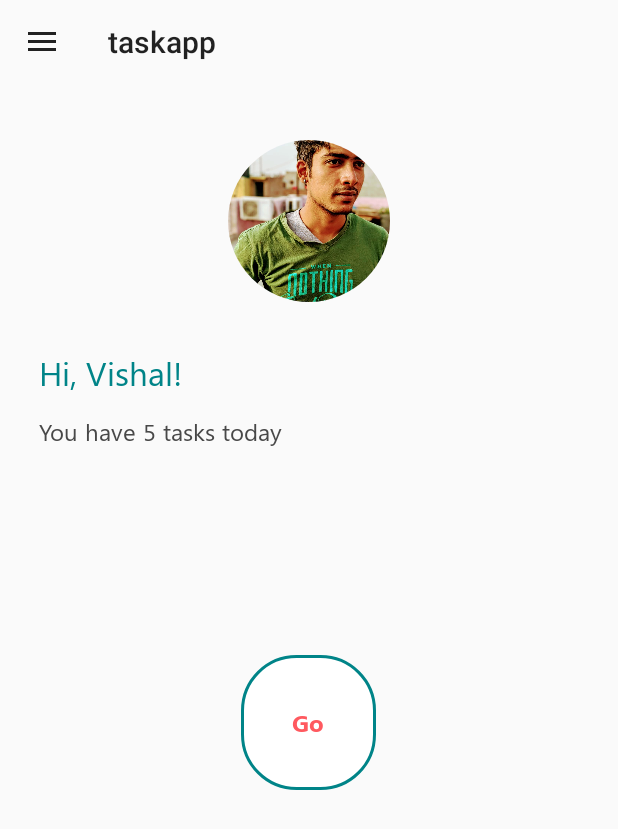
After one commit to GREENTECK9810/taskAndroid, an Android app: the HomePage screen opened directly, with no data from a screen before it, on a phone screen of 412 x 824 dp. The commit adds this screen. Shown: the top 829 px of the screen. Run offline under Robolectric (Android 15) with nearby library versions, the phone set to English and light mode, and no system bars; our stand-ins replace CircleImageView.

Commit message:
homepage and drawer activity added

```diff
--- a/app/build.gradle
+++ b/app/build.gradle
@@ -23,9 +23,12 @@ dependencies {
     implementation 'com.android.support:appcompat-v7:28.0.0'
     implementation 'com.android.support.constraint:constraint-layout:1.1.3'
     implementation 'com.android.support:support-v4:28.0.0'
+    implementation 'androidx.appcompat:appcompat:1.0.0-alpha1'
+    implementation 'androidx.constraintlayout:constraintlayout:1.1.2'
     testImplementation 'junit:junit:4.12'
     androidTestImplementation 'com.android.support.test:runner:1.0.2'
     androidTestImplementation 'com.android.support.test.espresso:espresso-core:3.0.2'
     implementation 'com.android.support:design:28.0.0'
     implementation 'com.google.android.material:material:1.0.0'
+    implementation 'de.hdodenhof:circleimageview:3.1.0'
 }
--- a/app/src/main/AndroidManifest.xml
+++ b/app/src/main/AndroidManifest.xml
@@ -16,7 +16,8 @@
                 <category android:name="android.intent.category.LAUNCHER" />
             </intent-filter>
         </activity>
-        <activity android:name=".login_signup"></activity>
+        <activity android:name=".login_signup" />
+        <activity android:name=".HomePage"></activity>
     </application>
 
 </manifest>
--- /dev/null
+++ b/app/src/main/java/com/example/visha/taskapp/HomePage.java
@@ -0,0 +1,32 @@
+package com.example.visha.taskapp;
+
+import androidx.appcompat.app.ActionBarDrawerToggle;
+import androidx.appcompat.app.AppCompatActivity;
+import androidx.appcompat.widget.Toolbar;
+import androidx.drawerlayout.widget.DrawerLayout;
+
+import android.os.Bundle;
+
+public class HomePage extends AppCompatActivity {
+
+    DrawerLayout drawerLayout;
+    Toolbar toolbar;
+    ActionBarDrawerToggle actionBarDrawerToggle;
+
+    @Override
+    protected void onCreate(Bundle savedInstanceState) {
+        super.onCreate(savedInstanceState);
+        setContentView(R.layout.activity_home_page);
+        setUpToolbar();
+    }
+
+    private void setUpToolbar(){
+
+        drawerLayout = (DrawerLayout) findViewById(R.id.drawer);
+        toolbar = (Toolbar) findViewById(R.id.homePageToolbar);
+        setSupportActionBar(toolbar);
+        actionBarDrawerToggle = new ActionBarDrawerToggle(this, drawerLayout, toolbar, R.string.app_name, R.string.app_name);
+        drawerLayout.addDrawerListener(actionBarDrawerToggle);
+        actionBarDrawerToggle.syncState();
+    }
+}
--- a/app/src/main/java/com/example/visha/taskapp/login.java
+++ b/app/src/main/java/com/example/visha/taskapp/login.java
@@ -1,10 +1,12 @@
 package com.example.visha.taskapp;
 
 
+import android.content.Intent;
 import android.os.Bundle;
 import android.view.LayoutInflater;
 import android.view.View;
 import android.view.ViewGroup;
+import android.widget.Button;
 
 import androidx.fragment.app.Fragment;
 
@@ -14,6 +16,7 @@ import androidx.fragment.app.Fragment;
  */
 public class login extends Fragment {
 
+    Button loginButton;
 
     public login() {
         // Required empty public constructor
@@ -23,8 +26,23 @@ public class login extends Fragment {
     @Override
     public View onCreateView(LayoutInflater inflater, ViewGroup container,
                              Bundle savedInstanceState) {
+
+        View mView = inflater.inflate(R.layout.fragment_login, container, false);
+
+        loginButton = (Button) mView.findViewById(R.id.fragment_login_button);
+        loginButton.setOnClickListener(new View.OnClickListener() {
+            @Override
+            public void onClick(View v) {
+                Intent intent = new Intent(v.getContext(), HomePage.class);
+                v.getContext().startActivity(intent);
+            }
+        });
         // Inflate the layout for this fragment
-        return inflater.inflate(R.layout.fragment_login, container, false);
+        return mView;
+
+
+
+
     }
 
 }
--- /dev/null
+++ b/app/src/main/res/drawable/go_button.xml
@@ -0,0 +1,12 @@
+<?xml version="1.0" encoding="utf-8"?>
+<ripple android:color="@color/blue" xmlns:android="http://schemas.android.com/apk/res/android">
+
+    <item>
+        <shape android:shape="rectangle">
+            <solid android:color="@color/white"/>
+            <stroke android:color="@color/blue" android:width="2dp"/>
+            <corners android:radius="36dp"/>
+        </shape>
+    </item>
+
+</ripple>
--- /dev/null
+++ b/app/src/main/res/layout/activity_home_page.xml
@@ -0,0 +1,79 @@
+<?xml version="1.0" encoding="utf-8"?>
+<androidx.drawerlayout.widget.DrawerLayout xmlns:android="http://schemas.android.com/apk/res/android"
+    xmlns:app="http://schemas.android.com/apk/res-auto"
+    xmlns:tools="http://schemas.android.com/tools"
+    android:layout_width="match_parent"
+    android:layout_height="match_parent"
+    android:fitsSystemWindows="true"
+    android:id="@+id/drawer"
+    tools:context=".HomePage">
+
+
+    <LinearLayout
+        android:layout_width="match_parent"
+        android:layout_height="match_parent"
+        android:orientation="vertical">
+
+        <androidx.appcompat.widget.Toolbar
+            android:layout_width="match_parent"
+            android:layout_height="wrap_content"
+            android:id="@+id/homePageToolbar"
+            android:theme="@style/Base.ThemeOverlay.AppCompat.ActionBar">
+
+        </androidx.appcompat.widget.Toolbar>
+
+        <de.hdodenhof.circleimageview.CircleImageView
+            android:layout_width="108dp"
+            android:layout_height="108dp"
+            android:src="@drawable/profile_image"
+            android:layout_gravity="center"
+            android:layout_marginTop="37dp"/>
+
+        <TextView
+            android:layout_width="wrap_content"
+            android:layout_height="wrap_content"
+            android:layout_marginTop="32dp"
+            android:layout_marginLeft="26dp"
+            android:text="Hi, Vishal!"
+            android:textAppearance="@style/regular_text"
+            android:textColor="@color/blue"
+            android:textSize="22sp" />
+        <TextView
+            android:layout_width="wrap_content"
+            android:layout_height="wrap_content"
+            android:layout_marginTop="13dp"
+            android:layout_marginLeft="26dp"
+            android:text="You have 5 tasks today"
+            android:textAppearance="@style/regular_text"
+            android:textColor="@color/darkgrey"
+            android:textSize="16sp"/>
+
+        <Button
+            android:layout_width="90dp"
+            android:layout_height="90dp"
+            android:background="@drawable/go_button"
+            android:layout_gravity="center"
+            android:layout_marginTop="138dp"
+            android:text="Go"
+            android:textAppearance="@style/bold_text"
+            android:textSize="16sp"
+            android:textColor="@color/pink"
+            android:stateListAnimator="@null"/>
+
+
+    </LinearLayout>
+
+    <LinearLayout
+        android:layout_width="283dp"
+        android:layout_height="match_parent"
+        android:background="@color/darkgrey"
+        android:layout_gravity = "start">
+
+        <TextView
+            android:layout_width="wrap_content"
+            android:layout_height="wrap_content"
+            android:text="Drawer"/>
+    </LinearLayout>
+
+
+</androidx.drawerlayout.widget.DrawerLayout>
--- a/app/src/main/res/layout/activity_login_signup.xml
+++ b/app/src/main/res/layout/activity_login_signup.xml
@@ -19,7 +19,9 @@
             android:layout_height="?attr/actionBarSize"
             android:background="@color/white"
             app:layout_scrollFlags="scroll|enterAlways"
-            app:popupTheme="@style/ThemeOverlay.AppCompat.Light"/>
+            app:popupTheme="@style/ThemeOverlay.AppCompat.Light" >
+
+        </androidx.appcompat.widget.Toolbar>
 
 
         <com.google.android.material.tabs.TabLayout
--- a/app/src/main/res/layout/fragment_login.xml
+++ b/app/src/main/res/layout/fragment_login.xml
@@ -100,7 +100,7 @@
             app:layout_constraintTop_toBottomOf="@+id/textView3"/>
 
         <Button
-            android:id="@+id/button"
+            android:id="@+id/fragment_login_button"
             android:layout_width="match_parent"
             android:layout_height="wrap_content"
             android:layout_marginStart="22dp"
@@ -132,7 +132,7 @@
             android:textSize="14sp"
             app:layout_constraintEnd_toEndOf="parent"
             app:layout_constraintStart_toStartOf="parent"
-            app:layout_constraintTop_toBottomOf="@+id/button" />
+            app:layout_constraintTop_toBottomOf="@+id/fragment_login_button" />
 
 
 
--- a/app/src/main/res/layout/fragment_signup.xml
+++ b/app/src/main/res/layout/fragment_signup.xml
@@ -31,7 +31,8 @@
             android:layout_marginRight="22dp"
             android:theme="@style/editText"
             android:textAppearance="@style/regular_text"
-            android:textSize="16sp"/>
+            android:textSize="16sp"
+            android:textColor="@color/blue"/>
 
         <TextView
             android:layout_width="match_parent"
@@ -52,7 +53,8 @@
             android:layout_marginRight="22dp"
             android:theme="@style/editText"
             android:textAppearance="@style/regular_text"
-            android:textSize="16sp"/>
+            android:textSize="16sp"
+            android:textColor="@color/blue"/>
 
         <TextView
             android:layout_width="match_parent"
@@ -73,7 +75,9 @@
             android:layout_marginRight="22dp"
             android:theme="@style/editText"
             android:textAppearance="@style/regular_text"
-            android:textSize="16sp"/>
+            android:textSize="16sp"
+            android:textColor="@color/blue"
+            android:inputType="textPassword"/>
 
         <TextView
             android:layout_width="match_parent"
@@ -94,7 +98,9 @@
             android:layout_marginRight="22dp"
             android:theme="@style/editText"
             android:textAppearance="@style/regular_text"
-            android:textSize="16sp"/>
+            android:textSize="16sp"
+            android:inputType="number"
+            android:textColor="@color/blue"/>
 
         <Button
             android:layout_width="match_parent"
```
Also changed, not shown: app/src/main/java/com/example/visha/taskapp/login_signup.java (+10 -0 lines), app/src/main/res/drawable/profile_image.jpg (added).
